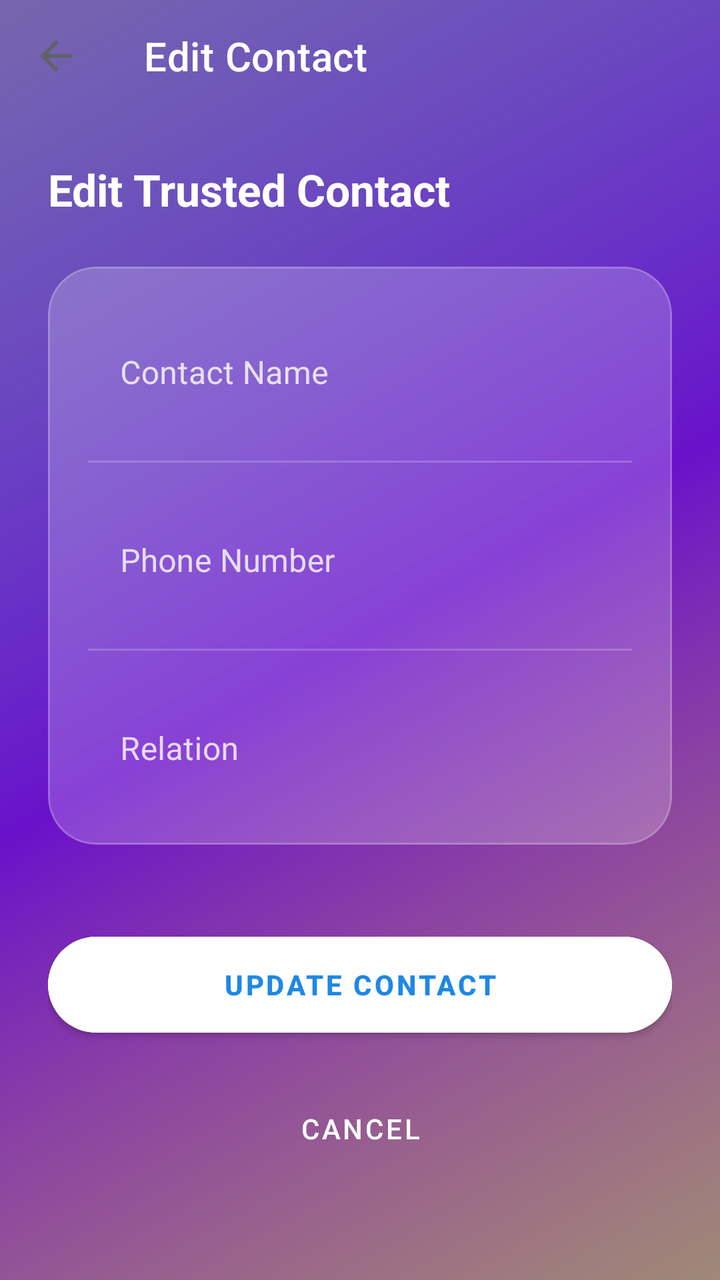
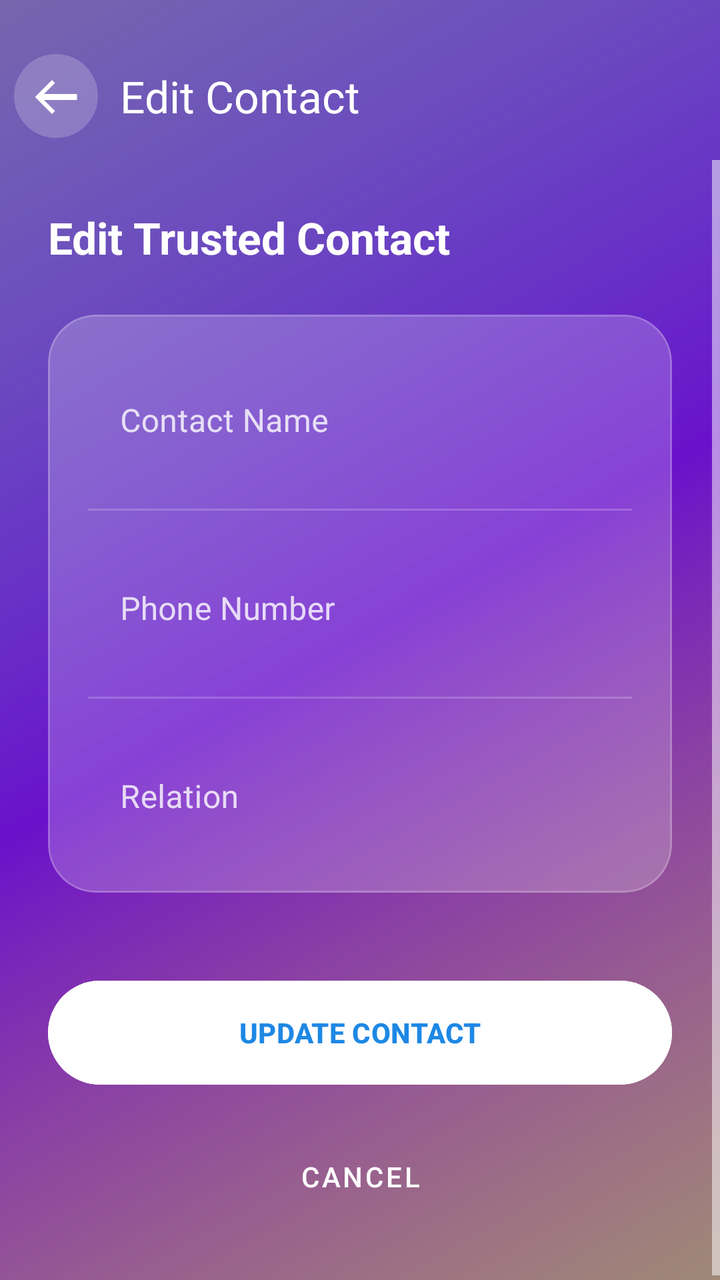

Screens rendered from an Android XML layout before and after an edit, with the pre-edit source and the edit as a unified diff.
<!-- AndroidManifest.xml: application theme Theme.BeaconSOS -->
<!-- res/layout/activity_edit_contact.xml -->
<?xml version="1.0" encoding="utf-8"?>
<androidx.constraintlayout.widget.ConstraintLayout xmlns:android="http://schemas.android.com/apk/res/android"
    xmlns:app="http://schemas.android.com/apk/res-auto"
    xmlns:tools="http://schemas.android.com/tools"
    android:layout_width="match_parent"
    android:layout_height="match_parent"
    android:background="@drawable/vibrant_gradient_bg">

    <com.google.android.material.appbar.AppBarLayout
        android:id="@+id/appBarLayout"
        android:layout_width="match_parent"
        android:layout_height="wrap_content"
        android:background="@android:color/transparent"
        app:elevation="0dp"
        app:layout_constraintTop_toTopOf="parent">

        <androidx.appcompat.widget.Toolbar
            android:id="@+id/toolbar"
            android:layout_width="match_parent"
            android:layout_height="?attr/actionBarSize"
            app:title="Edit Contact"
            app:titleTextColor="@color/white"
            app:navigationIcon="?attr/homeAsUpIndicator"
            app:navigationIconTint="@color/white" />
    </com.google.android.material.appbar.AppBarLayout>

    <ScrollView
        android:layout_width="match_parent"
        android:layout_height="0dp"
        android:fillViewport="true"
        app:layout_constraintTop_toBottomOf="@id/appBarLayout"
        app:layout_constraintBottom_toBottomOf="parent">

        <LinearLayout
            android:layout_width="match_parent"
            android:layout_height="wrap_content"
            android:orientation="vertical"
            android:padding="24dp">

            <TextView
                android:layout_width="wrap_content"
                android:layout_height="wrap_content"
                android:text="Edit Trusted Contact"
                android:textColor="@color/white"
                android:textSize="22sp"
                android:textStyle="bold"
                android:layout_marginBottom="24dp" />

            <com.google.android.material.card.MaterialCardView
                android:layout_width="match_parent"
                android:layout_height="wrap_content"
                app:cardCornerRadius="24dp"
                app:cardElevation="0dp"
                app:cardBackgroundColor="#33FFFFFF"
                app:strokeColor="#33FFFFFF"
                app:strokeWidth="1dp">

                <LinearLayout
                    android:layout_width="match_parent"
                    android:layout_height="wrap_content"
                    android:orientation="vertical"
                    android:padding="20dp">

                    <com.google.android.material.textfield.TextInputLayout
                        android:layout_width="match_parent"
                        android:layout_height="wrap_content"
                        android:hint="Contact Name"
                        app:boxBackgroundColor="@android:color/transparent"
                        app:boxStrokeWidth="0dp"
                        app:boxStrokeWidthFocused="0dp"
                        app:hintTextColor="@color/white"
                        app:placeholderTextColor="#CCFFFFFF"
                        android:textColorHint="#CCFFFFFF"
                        style="@style/Widget.MaterialComponents.TextInputLayout.OutlinedBox">

                        <com.google.android.material.textfield.TextInputEditText
                            android:id="@+id/etEditContactName"
                            android:layout_width="match_parent"
                            android:layout_height="wrap_content"
                            android:textColor="@color/white"
                            android:inputType="textPersonName" />
                    </com.google.android.material.textfield.TextInputLayout>

                    <View
                        android:layout_width="match_parent"
                        android:layout_height="1dp"
                        android:layout_marginVertical="16dp"
                        android:background="#33FFFFFF" />

                    <com.google.android.material.textfield.TextInputLayout
                        android:layout_width="match_parent"
                        android:layout_height="wrap_content"
                        android:hint="Phone Number"
                        app:boxBackgroundColor="@android:color/transparent"
                        app:boxStrokeWidth="0dp"
                        app:boxStrokeWidthFocused="0dp"
                        app:hintTextColor="@color/white"
                        android:textColorHint="#CCFFFFFF"
                        style="@style/Widget.MaterialComponents.TextInputLayout.OutlinedBox">

                        <com.google.android.material.textfield.TextInputEditText
                            android:id="@+id/etEditPhoneNumber"
                            android:layout_width="match_parent"
                            android:layout_height="wrap_content"
                            android:textColor="@color/white"
                            android:inputType="phone" />
                    </com.google.android.material.textfield.TextInputLayout>

                    <View
                        android:layout_width="match_parent"
                        android:layout_height="1dp"
                        android:layout_marginVertical="16dp"
                        android:background="#33FFFFFF" />

                    <com.google.android.material.textfield.TextInputLayout
                        android:layout_width="match_parent"
                        android:layout_height="wrap_content"
                        android:hint="Relation"
                        app:boxBackgroundColor="@android:color/transparent"
                        app:boxStrokeWidth="0dp"
                        app:boxStrokeWidthFocused="0dp"
                        app:hintTextColor="@color/white"
                        android:textColorHint="#CCFFFFFF"
                        style="@style/Widget.MaterialComponents.TextInputLayout.OutlinedBox">

                        <com.google.android.material.textfield.TextInputEditText
                            android:id="@+id/etEditRelation"
                            android:layout_width="match_parent"
                            android:layout_height="wrap_content"
                            android:textColor="@color/white"
                            android:inputType="text" />
                    </com.google.android.material.textfield.TextInputLayout>

                </LinearLayout>
            </com.google.android.material.card.MaterialCardView>

            <com.google.android.material.button.MaterialButton
                android:id="@+id/btnUpdateContact"
                android:layout_width="match_parent"
                android:layout_height="60dp"
                android:layout_marginTop="40dp"
                android:text="UPDATE CONTACT"
                android:textStyle="bold"
                app:cornerRadius="30dp"
                android:backgroundTint="@color/white"
                android:textColor="#1E88E5"
                app:elevation="0dp" />

            <com.google.android.material.button.MaterialButton
                android:id="@+id/btnCancelEdit"
                android:layout_width="match_parent"
                android:layout_height="60dp"
                android:layout_marginTop="12dp"
                android:text="CANCEL"
                style="@style/Widget.MaterialComponents.Button.TextButton"
                android:textColor="@color/white"
                app:cornerRadius="30dp" />

        </LinearLayout>
    </ScrollView>

    <include
        layout="@layout/layout_app_loading"
        android:id="@+id/customLoading"
        android:layout_width="match_parent"
        android:layout_height="match_parent"
        android:visibility="gone" />

</androidx.constraintlayout.widget.ConstraintLayout>
<!-- res/layout/layout_app_loading.xml (included above) -->
<?xml version="1.0" encoding="utf-8"?>
<androidx.constraintlayout.widget.ConstraintLayout xmlns:android="http://schemas.android.com/apk/res/android"
    xmlns:app="http://schemas.android.com/apk/res-auto"
    android:id="@+id/appLoadingView"
    android:layout_width="match_parent"
    android:layout_height="match_parent"
    android:background="#B3000000"
    android:clickable="true"
    android:focusable="true"
    android:visibility="gone">

    <androidx.constraintlayout.widget.ConstraintLayout
        android:id="@+id/loading_container"
        android:layout_width="100dp"
        android:layout_height="100dp"
        app:layout_constraintBottom_toBottomOf="parent"
        app:layout_constraintEnd_toEndOf="parent"
        app:layout_constraintStart_toStartOf="parent"
        app:layout_constraintTop_toTopOf="parent">

        
        <View
            android:id="@+id/loading_frame"
            android:layout_width="50dp"
            android:layout_height="50dp"
            android:background="@drawable/loading_frame_bg"
            app:layout_constraintBottom_toBottomOf="parent"
            app:layout_constraintEnd_toEndOf="parent"
            app:layout_constraintStart_toStartOf="parent"
            app:layout_constraintTop_toTopOf="parent" />

        
        <View
            android:id="@+id/dot1"
            android:layout_width="14dp"
            android:layout_height="14dp"
            android:background="@drawable/loading_dot_coral"
            app:layout_constraintBottom_toTopOf="@id/loading_frame"
            app:layout_constraintEnd_toStartOf="@id/loading_frame"
            app:layout_constraintStart_toStartOf="@id/loading_frame"
            app:layout_constraintTop_toTopOf="@id/loading_frame" />

        
        <View
            android:id="@+id/dot2"
            android:layout_width="10dp"
            android:layout_height="10dp"
            android:background="@drawable/loading_dot_blue"
            app:layout_constraintBottom_toBottomOf="@id/loading_frame"
            app:layout_constraintEnd_toEndOf="@id/loading_frame"
            app:layout_constraintStart_toEndOf="@id/loading_frame"
            app:layout_constraintTop_toBottomOf="@id/loading_frame" />

        
        <View
            android:id="@+id/dot_center"
            android:layout_width="8dp"
            android:layout_height="8dp"
            android:background="@drawable/loading_dot_purple"
            app:layout_constraintBottom_toBottomOf="@id/loading_frame"
            app:layout_constraintEnd_toEndOf="@id/loading_frame"
            app:layout_constraintStart_toStartOf="@id/loading_frame"
            app:layout_constraintTop_toTopOf="@id/loading_frame" />

    </androidx.constraintlayout.widget.ConstraintLayout>

    <TextView
        android:id="@+id/tvLoadingText"
        android:layout_width="wrap_content"
        android:layout_height="wrap_content"
        android:layout_marginTop="16dp"
        android:text="SECURELY LOADING"
        android:textColor="@color/white"
        android:textSize="12sp"
        android:letterSpacing="0.2"
        android:textStyle="bold"
        android:alpha="0.8"
        app:layout_constraintEnd_toEndOf="parent"
        app:layout_constraintStart_toStartOf="parent"
        app:layout_constraintTop_toBottomOf="@id/loading_container" />

</androidx.constraintlayout.widget.ConstraintLayout>
<!-- resources referenced by this layout -->
<resources>
  <!-- drawable vibrant_gradient_bg (drawable) -->
  <?xml version="1.0" encoding="utf-8"?>
  <layer-list xmlns:android="http://schemas.android.com/apk/res/android">
      
      <item>
          <shape android:shape="rectangle">
              <gradient
                  android:angle="135"
                  android:startColor="#FF416C"
                  android:centerColor="#6A11CB"
                  android:endColor="#2575FC"
                  android:type="linear" />
          </shape>
      </item>
  
      
      <item>
          <shape android:shape="rectangle">
              <gradient
                  android:angle="315"
                  android:startColor="#60FF4B2B"
                  android:centerColor="#00000000"
                  android:endColor="#6000FF88"
                  android:type="linear" />
          </shape>
      </item>
  </layer-list>
  <style name="Theme.BeaconSOS" parent="Theme.MaterialComponents.Light.NoActionBar">
          
          <item name="colorPrimary">@color/primary_blue</item>
          <item name="colorPrimaryVariant">@color/primary_dark_blue</item>
          <item name="colorOnPrimary">@color/white</item>
  
          
          <item name="colorSecondary">@color/accent_blue</item>
          <item name="colorOnSecondary">@color/white</item>
  
          
          <item name="android:statusBarColor">?attr/colorPrimaryVariant</item>
  
          
          <item name="android:windowBackground">@color/background_color</item>
          <item name="colorSurface">@color/surface_color</item>
          <item name="colorOnSurface">@color/text_primary</item>
  
          
          <item name="android:textColorPrimary">@color/text_primary</item>
          <item name="android:textColorSecondary">@color/text_secondary</item>
          <item name="android:textColorHint">@color/text_hint</item>
  
          
          <item name="dividerHorizontal">@color/divider_color</item>
  
          
          <item name="windowActionBar">false</item>
          <item name="windowNoTitle">true</item>
  
          
          <item name="android:popupMenuStyle">@style/GlassyPopupMenu</item>
          <item name="popupMenuStyle">@style/GlassyPopupMenu</item>
      </style>
  <color name="primary_blue">#1A73E8</color>
  <color name="primary_dark_blue">#0D47A1</color>
  <color name="accent_blue">#4285F4</color>
  <color name="background_color">#F1F3F4</color>
  <color name="surface_color">#FFFFFF</color>
  <color name="text_primary">#202124</color>
  <color name="text_secondary">#5F6368</color>
  <color name="divider_color">#DADCE0</color>
  <!-- unchanged entries left out for length: 8 -->
</resources>

<!-- the commit's change to res/layout/activity_edit_contact.xml (unified diff, before → after) -->
@@ -18,10 +18,10 @@
             android:id="@+id/toolbar"
             android:layout_width="match_parent"
             android:layout_height="?attr/actionBarSize"
+            android:layout_marginTop="16dp"
             app:title="Edit Contact"
             app:titleTextColor="@color/white"
-            app:navigationIcon="?attr/homeAsUpIndicator"
-            app:navigationIconTint="@color/white" />
+            app:navigationIcon="@drawable/ic_back_custom" />
     </com.google.android.material.appbar.AppBarLayout>
 
     <ScrollView
<!-- resource entries referenced after the edit -->
@@ -1,5 +1,22 @@
 <!-- resources referenced by this layout -->
 <resources>
+  <!-- drawable ic_back_custom (drawable) -->
+  <vector xmlns:android="http://schemas.android.com/apk/res/android"
+      android:width="42dp"
+      android:height="42dp"
+      android:viewportWidth="42"
+      android:viewportHeight="42">
+  
+      
+      <path
+          android:fillColor="#33FFFFFF"
+          android:pathData="M21,21m-21,0a21,21 0,1,1 42,0a21,21 0,1,1 -42,0" />
+  
+      
+      <path
+          android:fillColor="#FFFFFF"
+          android:pathData="M31.5,20H15l5.5,-5.5L19,13l-8.5,8.5l8.5,8.5l1.5,-1.5L15,23H31.5V20z" />
+  </vector>
   <!-- drawable vibrant_gradient_bg (drawable) -->
   <?xml version="1.0" encoding="utf-8"?>
   <layer-list xmlns:android="http://schemas.android.com/apk/res/android">
@@ -8,9 +25,9 @@
           <shape android:shape="rectangle">
               <gradient
                   android:angle="135"
-                  android:startColor="#FF416C"
-                  android:centerColor="#6A11CB"
-                  android:endColor="#2575FC"
+                  android:startColor="@color/grad_start"
+                  android:centerColor="@color/grad_center"
+                  android:endColor="@color/grad_end"
                   android:type="linear" />
           </shape>
       </item>
@@ -20,55 +37,81 @@
           <shape android:shape="rectangle">
               <gradient
                   android:angle="315"
-                  android:startColor="#60FF4B2B"
-                  android:centerColor="#00000000"
-                  android:endColor="#6000FF88"
+                  android:startColor="@color/grad_highlight_1"
+                  android:centerColor="@android:color/transparent"
+                  android:endColor="@color/grad_highlight_2"
                   android:type="linear" />
           </shape>
       </item>
   </layer-list>
-  <style name="Theme.BeaconSOS" parent="Theme.MaterialComponents.Light.NoActionBar">
+  <style name="Theme.BeaconSOS" parent="Theme.Material3.DayNight.NoActionBar">
           
-          <item name="colorPrimary">@color/primary_blue</item>
-          <item name="colorPrimaryVariant">@color/primary_dark_blue</item>
-          <item name="colorOnPrimary">@color/white</item>
+          <item name="colorPrimary">@color/color_primary</item>
+          <item name="colorOnPrimary">@color/color_on_primary</item>
+          <item name="colorPrimaryContainer">@color/sky_blue</item>
+          <item name="colorOnPrimaryContainer">@color/color_primary_variant</item>
   
           
-          <item name="colorSecondary">@color/accent_blue</item>
+          <item name="colorSecondary">@color/color_secondary</item>
           <item name="colorOnSecondary">@color/white</item>
   
           
-          <item name="android:statusBarColor">?attr/colorPrimaryVariant</item>
+          <item name="android:statusBarColor">@color/color_primary_variant</item>
   
           
-          <item name="android:windowBackground">@color/background_color</item>
-          <item name="colorSurface">@color/surface_color</item>
-          <item name="colorOnSurface">@color/text_primary</item>
+          <item name="android:windowBackground">@color/color_background</item>
+          <item name="colorSurface">@color/color_surface</item>
+          <item name="colorOnSurface">@color/color_on_surface</item>
+          <item name="colorSurfaceVariant">@color/color_surface_variant</item>
+          <item name="colorOnSurfaceVariant">@color/color_on_surface_variant</item>
+          <item name="colorError">@color/color_error</item>
   
           
-          <item name="android:textColorPrimary">@color/text_primary</item>
-          <item name="android:textColorSecondary">@color/text_secondary</item>
+          <item name="android:textColorPrimary">@color/color_on_surface</item>
+          <item name="android:textColorSecondary">@color/color_on_surface_variant</item>
           <item name="android:textColorHint">@color/text_hint</item>
   
           
-          <item name="dividerHorizontal">@color/divider_color</item>
+          <item name="dividerHorizontal">@color/color_outline</item>
+          <item name="windowActionBar">false</item>
+          <item name="windowNoTitle">true</item>
   
           
-          <item name="windowActionBar">false</item>
-          <item name="windowNoTitle">true</item>
+          <item name="navigationIconTint">@color/white</item>
+          <item name="colorControlNormal">@color/white</item>
+          <item name="android:homeAsUpIndicator">@drawable/ic_back_white</item>
   
           
           <item name="android:popupMenuStyle">@style/GlassyPopupMenu</item>
           <item name="popupMenuStyle">@style/GlassyPopupMenu</item>
       </style>
-  <color name="primary_blue">#1A73E8</color>
-  <color name="primary_dark_blue">#0D47A1</color>
-  <color name="accent_blue">#4285F4</color>
-  <color name="background_color">#F1F3F4</color>
-  <color name="surface_color">#FFFFFF</color>
-  <color name="text_primary">#202124</color>
-  <color name="text_secondary">#5F6368</color>
-  <color name="divider_color">#DADCE0</color>
+  <color name="grad_start">#FF416C</color>
+  <color name="grad_center">#6A11CB</color>
+  <color name="grad_end">#2575FC</color>
+  <color name="grad_highlight_1">#60FF4B2B</color>
+  <color name="grad_highlight_2">#6000FF88</color>
+  <color name="color_primary">#1A73E8</color>
+  <color name="color_on_primary">#FFFFFF</color>
+  <color name="sky_blue">#E3F2FD</color>
+  <color name="color_primary_variant">#0D47A1</color>
+  <color name="color_secondary">#4285F4</color>
+  <color name="color_background">#F8F9FA</color>
+  <color name="color_surface">#FFFFFF</color>
+  <color name="color_on_surface">#202124</color>
+  <color name="color_surface_variant">#F1F3F4</color>
+  <color name="color_on_surface_variant">#5F6368</color>
+  <color name="color_error">#D93025</color>
+  <color name="color_outline">#DADCE0</color>
+  <!-- drawable ic_back_white (drawable) -->
+  <vector xmlns:android="http://schemas.android.com/apk/res/android"
+      android:width="24dp"
+      android:height="24dp"
+      android:viewportWidth="24"
+      android:viewportHeight="24">
+    <path
+        android:fillColor="@android:color/white"
+        android:pathData="M20,11H7.83l5.59,-5.59L12,4l-8,8 8,8 1.41,-1.41L7.83,13H20v-2z"/>
+  </vector>
   <!-- unchanged entries left out for length: 8 -->
 </resources>
 
